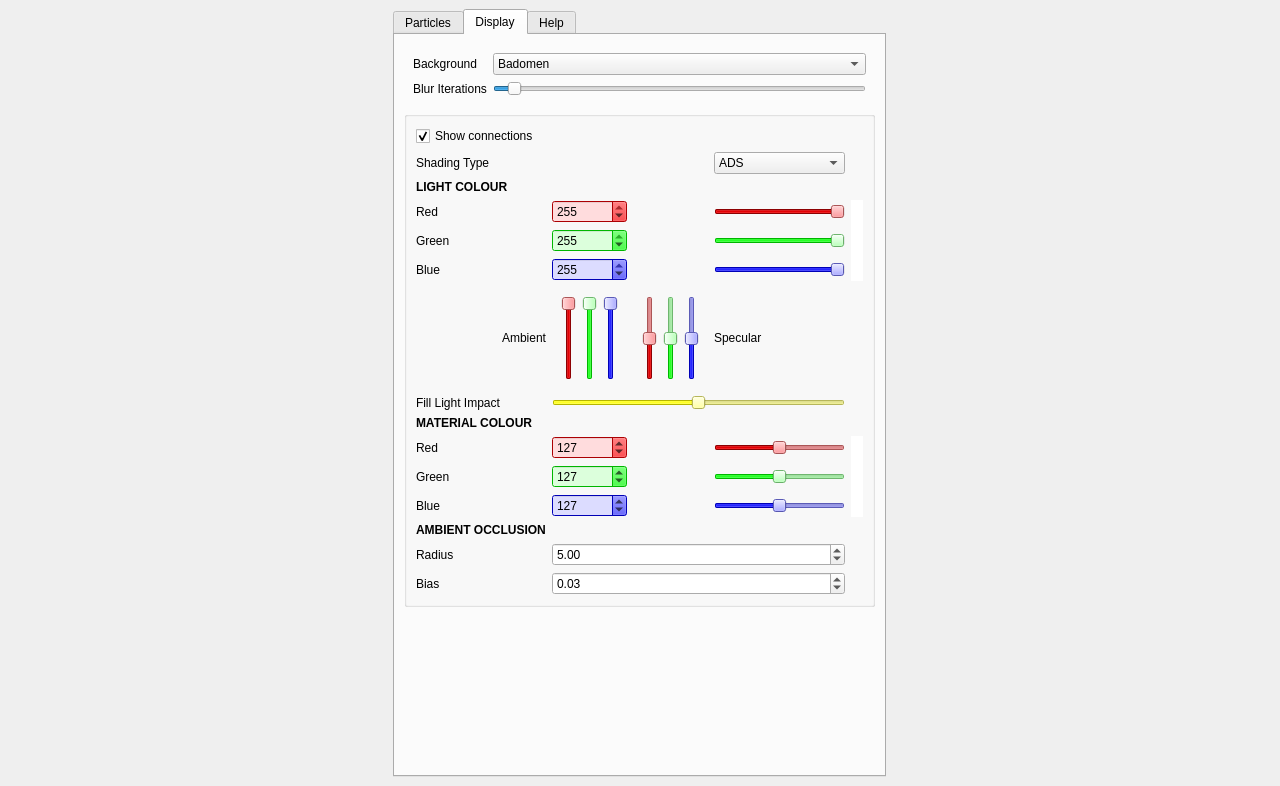
This is ui/GUI.ui in eulersson/CellGrowth as Qt 5 draws it before an edit. The edited form follows.
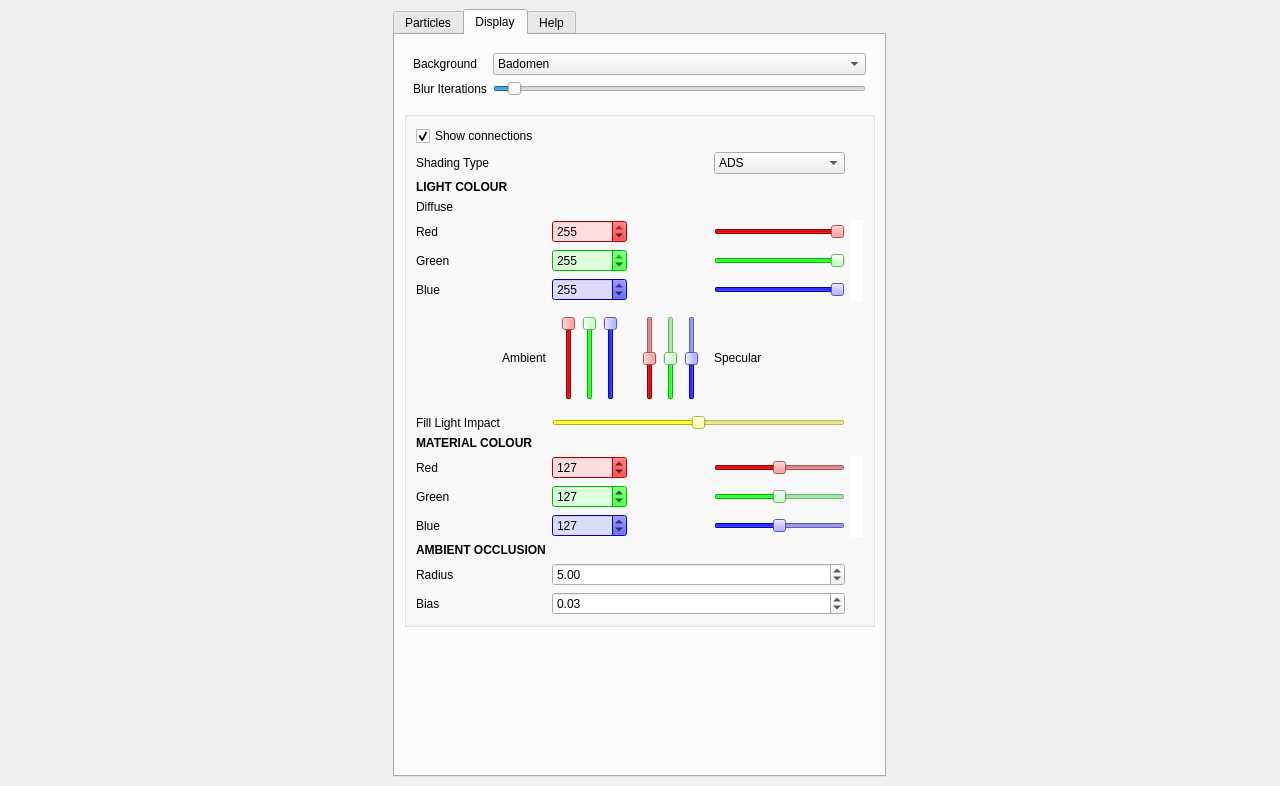
This is the edited form. The open tabs and pages were chosen to show the change.

```diff
--- a/ui/GUI.ui
+++ b/ui/GUI.ui
@@ -673,14 +673,14 @@
                <bool>false</bool>
               </property>
               <layout class="QGridLayout" name="gridLayout_4">
-               <item row="15" column="0">
+               <item row="16" column="0">
                 <widget class="QLabel" name="label_AO_bias">
                  <property name="text">
                   <string>Bias</string>
                  </property>
                 </widget>
                </item>
-               <item row="5" column="6">
+               <item row="6" column="6">
                 <widget class="QSlider" name="m_GColour">
                  <property name="palette">
                   <palette>
@@ -1188,7 +1188,7 @@
                  </item>
                 </widget>
                </item>
-               <item row="5" column="0">
+               <item row="6" column="0">
                 <widget class="QLabel" name="label_light_color_g">
                  <property name="text">
                   <string>Green</string>
@@ -1208,21 +1208,21 @@
                  </property>
                 </widget>
                </item>
-               <item row="4" column="0">
+               <item row="5" column="0">
                 <widget class="QLabel" name="label_light_color_r">
                  <property name="text">
                   <string>Red</string>
                  </property>
                 </widget>
                </item>
-               <item row="6" column="0">
+               <item row="7" column="0">
                 <widget class="QLabel" name="label_light_color_b">
                  <property name="text">
                   <string>Blue</string>
                  </property>
                 </widget>
                </item>
-               <item row="4" column="4">
+               <item row="5" column="4">
                 <widget class="QSpinBox" name="m_RColourSpinBox">
                  <property name="palette">
                   <palette>
@@ -1647,7 +1647,7 @@
                  </property>
                 </widget>
                </item>
-               <item row="6" column="6">
+               <item row="7" column="6">
                 <widget class="QSlider" name="m_BColour">
                  <property name="palette">
                   <palette>
@@ -2102,7 +2102,7 @@
                  </property>
                 </widget>
                </item>
-               <item row="4" column="7" rowspan="3" colspan="3">
+               <item row="5" column="7" rowspan="3" colspan="3">
                 <widget class="QWidget" name="m_colourDisplay" native="true">
                  <property name="palette">
                   <palette>
@@ -2524,7 +2524,7 @@
                  </property>
                 </widget>
                </item>
-               <item row="5" column="4">
+               <item row="6" column="4">
                 <widget class="QSpinBox" name="m_GColourSpinBox">
                  <property name="palette">
                   <palette>
@@ -2949,7 +2949,7 @@
                  </property>
                 </widget>
                </item>
-               <item row="12" column="6">
+               <item row="13" column="6">
                 <widget class="QSlider" name="m_MaterialBColour">
                  <property name="palette">
                   <palette>
@@ -3404,7 +3404,7 @@
                  </property>
                 </widget>
                </item>
-               <item row="9" column="0">
+               <item row="10" column="0">
                 <widget class="QLabel" name="label_14">
                  <property name="font">
                   <font>
@@ -3417,21 +3417,21 @@
                  </property>
                 </widget>
                </item>
-               <item row="11" column="0">
+               <item row="12" column="0">
                 <widget class="QLabel" name="label_material_color_g">
                  <property name="text">
                   <string>Green</string>
                  </property>
                 </widget>
                </item>
-               <item row="10" column="0">
+               <item row="11" column="0">
                 <widget class="QLabel" name="label_material_color_r">
                  <property name="text">
                   <string>Red</string>
                  </property>
                 </widget>
                </item>
-               <item row="10" column="6">
+               <item row="11" column="6">
                 <widget class="QSlider" name="m_MaterialRColour">
                  <property name="palette">
                   <palette>
@@ -3886,14 +3886,14 @@
                  </property>
                 </widget>
                </item>
-               <item row="12" column="0">
+               <item row="13" column="0">
                 <widget class="QLabel" name="label_material_color_b">
                  <property name="text">
                   <string>Blue</string>
                  </property>
                 </widget>
                </item>
-               <item row="11" column="6">
+               <item row="12" column="6">
                 <widget class="QSlider" name="m_MaterialGColour">
                  <property name="palette">
                   <palette>
@@ -4348,7 +4348,7 @@
                  </property>
                 </widget>
                </item>
-               <item row="10" column="7" rowspan="3" colspan="3">
+               <item row="11" column="7" rowspan="3" colspan="3">
                 <widget class="QWidget" name="m_colourDisplayMaterial" native="true">
                  <property name="palette">
                   <palette>
@@ -4770,7 +4770,7 @@
                  </property>
                 </widget>
                </item>
-               <item row="11" column="4">
+               <item row="12" column="4">
                 <widget class="QSpinBox" name="m_materialGSpinBox">
                  <property name="palette">
                   <palette>
@@ -5195,7 +5195,7 @@
                  </property>
                 </widget>
                </item>
-               <item row="10" column="4">
+               <item row="11" column="4">
                 <widget class="QSpinBox" name="m_materialRSpinBox">
                  <property name="palette">
                   <palette>
@@ -5620,7 +5620,7 @@
                  </property>
                 </widget>
                </item>
-               <item row="12" column="4">
+               <item row="13" column="4">
                 <widget class="QSpinBox" name="m_materialBSpinBox">
                  <property name="palette">
                   <palette>
@@ -6045,14 +6045,14 @@
                  </property>
                 </widget>
                </item>
-               <item row="14" column="0">
+               <item row="15" column="0">
                 <widget class="QLabel" name="label_AO_radius">
                  <property name="text">
                   <string>Radius</string>
                  </property>
                 </widget>
                </item>
-               <item row="6" column="4">
+               <item row="7" column="4">
                 <widget class="QSpinBox" name="m_BColourSpinBox">
                  <property name="palette">
                   <palette>
@@ -6477,7 +6477,7 @@
                  </property>
                 </widget>
                </item>
-               <item row="13" column="0">
+               <item row="14" column="0">
                 <widget class="QLabel" name="label_21">
                  <property name="font">
                   <font>
@@ -6490,7 +6490,14 @@
                  </property>
                 </widget>
                </item>
-               <item row="14" column="4" colspan="3">
+               <item row="9" column="0">
+                <widget class="QLabel" name="label_fill_light_impact">
+                 <property name="text">
+                  <string>Fill Light Impact</string>
+                 </property>
+                </widget>
+               </item>
+               <item row="15" column="4" colspan="3">
                 <widget class="QDoubleSpinBox" name="m_RadiusSB">
                  <property name="minimum">
                   <double>0.150000000000000</double>
@@ -6506,7 +6513,7 @@
                  </property>
                 </widget>
                </item>
-               <item row="15" column="4" colspan="3">
+               <item row="16" column="4" colspan="3">
                 <widget class="QDoubleSpinBox" name="m_BiasSB">
                  <property name="minimum">
                   <double>-5.000000000000000</double>
@@ -6522,14 +6529,7 @@
                  </property>
                 </widget>
                </item>
-               <item row="8" column="0">
-                <widget class="QLabel" name="label_fill_light_impact">
-                 <property name="text">
-                  <string>Fill Light Impact</string>
-                 </property>
-                </widget>
-               </item>
-               <item row="8" column="4" colspan="3">
+               <item row="9" column="4" colspan="3">
                 <widget class="QSlider" name="m_FillLight">
                  <property name="palette">
                   <palette>
@@ -6984,7 +6984,14 @@
                  </property>
                 </widget>
                </item>
-               <item row="4" column="6">
+               <item row="8" column="6">
+                <widget class="QLabel" name="label_specular">
+                 <property name="text">
+                  <string>Specular</string>
+                 </property>
+                </widget>
+               </item>
+               <item row="5" column="6">
                 <widget class="QSlider" name="m_RColour">
                  <property name="palette">
                   <palette>
@@ -7439,7 +7446,7 @@
                  </property>
                 </widget>
                </item>
-               <item row="7" column="0">
+               <item row="8" column="0">
                 <widget class="QLabel" name="label_ambient">
                  <property name="text">
                   <string>Ambient</string>
@@ -7449,14 +7456,7 @@
                  </property>
                 </widget>
                </item>
-               <item row="7" column="6">
-                <widget class="QLabel" name="label_specular">
-                 <property name="text">
-                  <string>Specular</string>
-                 </property>
-                </widget>
-               </item>
-               <item row="7" column="4">
+               <item row="8" column="4">
                 <widget class="QWidget" name="widget_2" native="true">
                  <layout class="QHBoxLayout" name="horizontalLayout">
                   <item>
@@ -8827,7 +8827,7 @@
                  </layout>
                 </widget>
                </item>
-               <item row="7" column="5">
+               <item row="8" column="5">
                 <widget class="QWidget" name="widget_3" native="true">
                  <layout class="QHBoxLayout" name="horizontalLayout_2">
                   <item>
@@ -10198,6 +10198,13 @@
                  </layout>
                 </widget>
                </item>
+               <item row="4" column="0">
+                <widget class="QLabel" name="label">
+                 <property name="text">
+                  <string>Diffuse</string>
+                 </property>
+                </widget>
+               </item>
               </layout>
              </widget>
             </item>
```
Left out of the diff: 2 changed lines with no effect on the pictures.
